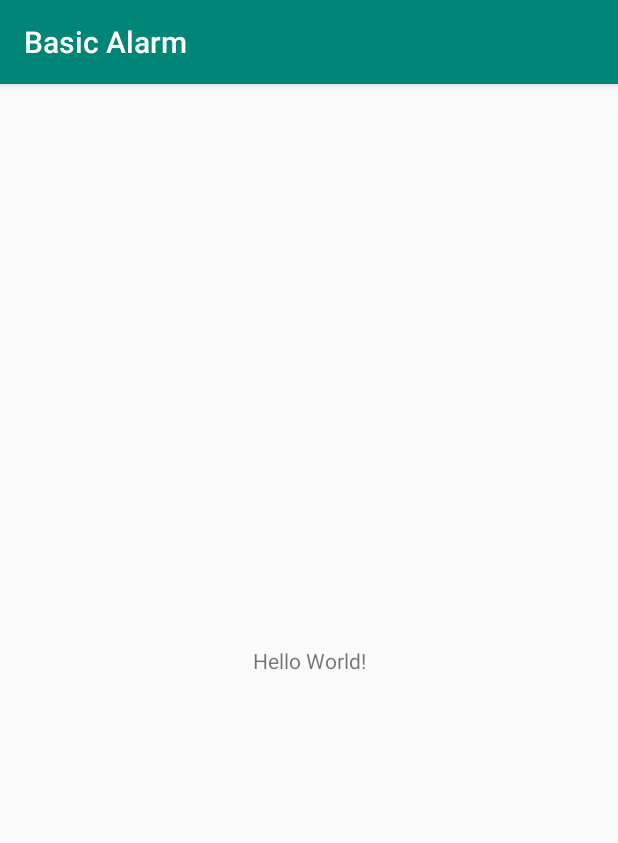
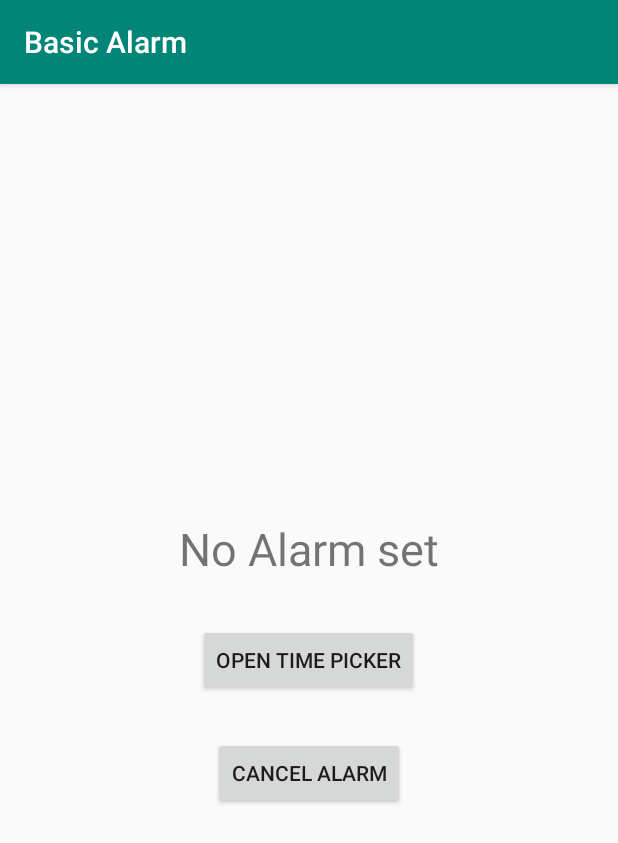
Before and after one commit to duke-alibubu/BasicAlarm, an Android app: the screen it shows after launch (MainActivity), on a phone screen of 412 x 824 dp. Shown: the top 843 px of the screen. Run offline under Robolectric (Android 15) with nearby library versions, the phone set to English and light mode, and no system bars.

Commit message:
Layout for main activity

```diff
--- a/app/src/main/res/layout/activity_main.xml
+++ b/app/src/main/res/layout/activity_main.xml
@@ -1,5 +1,5 @@
 <?xml version="1.0" encoding="utf-8"?>
-<androidx.constraintlayout.widget.ConstraintLayout
+<RelativeLayout
     xmlns:android="http://schemas.android.com/apk/res/android"
     xmlns:tools="http://schemas.android.com/tools"
     xmlns:app="http://schemas.android.com/apk/res-auto"
@@ -8,12 +8,30 @@
     tools:context=".MainActivity">
 
     <TextView
+        android:id="@+id/textView"
         android:layout_width="wrap_content"
         android:layout_height="wrap_content"
-        android:text="Hello World!"
-        app:layout_constraintBottom_toBottomOf="parent"
-        app:layout_constraintLeft_toLeftOf="parent"
-        app:layout_constraintRight_toRightOf="parent"
-        app:layout_constraintTop_toTopOf="parent" />
+        android:layout_above="@id/button_timepicker"
+        android:layout_centerHorizontal="true"
+        android:layout_marginBottom="30dp"
+        android:text="@string/no_alarm"
+        android:textSize="30sp" />
 
-</androidx.constraintlayout.widget.ConstraintLayout>
+    <Button
+        android:id="@+id/button_timepicker"
+        android:layout_width="wrap_content"
+        android:layout_height="wrap_content"
+        android:layout_centerHorizontal="true"
+        android:layout_centerVertical="true"
+        android:text="@string/open_time" />
+
+    <Button
+        android:id="@+id/button_cancel"
+        android:layout_width="wrap_content"
+        android:layout_height="wrap_content"
+        android:layout_below="@id/button_timepicker"
+        android:layout_centerHorizontal="true"
+        android:layout_marginTop="27dp"
+        android:text="@string/cancel_alarm" />
+
+</RelativeLayout>
--- a/app/src/main/res/values/strings.xml
+++ b/app/src/main/res/values/strings.xml
@@ -1,3 +1,6 @@
 <resources>
     <string name="app_name">Basic Alarm</string>
+    <string name="no_alarm">No Alarm set</string>
+    <string name="open_time">Open time picker</string>
+    <string name="cancel_alarm">Cancel alarm</string>
 </resources>
```
